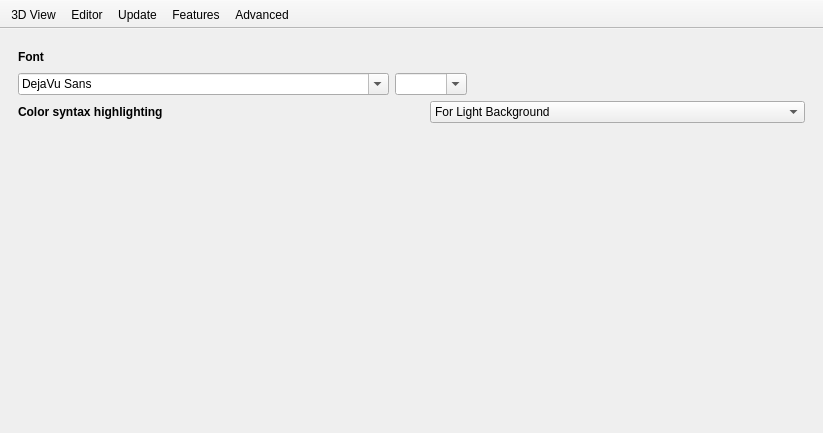
Old version of the form src/Preferences.ui in the repository openscad/openscad.
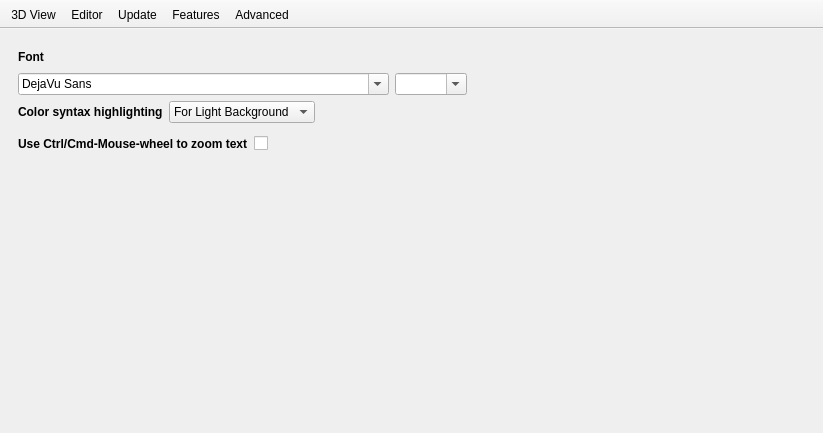
New version of the form. Icons and pictures are not drawn.

Commit message: disable ctrl-mouse-wheel zoom on Mac by default. add preference to toggle

```diff
--- a/src/Preferences.ui
+++ b/src/Preferences.ui
@@ -182,24 +182,14 @@
             </property>
            </widget>
           </item>
-          <item>
-           <spacer name="horizontalSpacer_3">
-            <property name="orientation">
-             <enum>Qt::Horizontal</enum>
-            </property>
-            <property name="sizeType">
-             <enum>QSizePolicy::Maximum</enum>
-            </property>
-            <property name="sizeHint" stdset="0">
-             <size>
-              <width>30</width>
-              <height>20</height>
-             </size>
-            </property>
-           </spacer>
-          </item>
           <item>
            <widget class="QComboBox" name="syntaxHighlight">
+            <property name="sizePolicy">
+             <sizepolicy hsizetype="Preferred" vsizetype="Fixed">
+              <horstretch>0</horstretch>
+              <verstretch>0</verstretch>
+             </sizepolicy>
+            </property>
             <item>
              <property name="text">
               <string>For Light Background</string>
@@ -217,6 +207,62 @@
             </item>
            </widget>
           </item>
+          <item>
+           <spacer name="horizontalSpacer_3">
+            <property name="orientation">
+             <enum>Qt::Horizontal</enum>
+            </property>
+            <property name="sizeType">
+             <enum>QSizePolicy::Expanding</enum>
+            </property>
+            <property name="sizeHint" stdset="0">
+             <size>
+              <width>30</width>
+              <height>20</height>
+             </size>
+            </property>
+           </spacer>
+          </item>
+         </layout>
+        </item>
+        <item>
+         <layout class="QHBoxLayout" name="mouseWheelZoomLayout">
+          <property name="topMargin">
+           <number>5</number>
+          </property>
+          <item>
+           <widget class="QLabel" name="label_11">
+            <property name="font">
+             <font>
+              <weight>75</weight>
+              <bold>true</bold>
+             </font>
+            </property>
+            <property name="text">
+             <string>Use Ctrl/Cmd-Mouse-wheel to zoom text</string>
+            </property>
+           </widget>
+          </item>
+          <item>
+           <widget class="QCheckBox" name="mouseWheelZoomBox">
+            <property name="text">
+             <string/>
+            </property>
+           </widget>
+          </item>
+          <item>
+           <spacer name="horizontalSpacer_6">
+            <property name="orientation">
+             <enum>Qt::Horizontal</enum>
+            </property>
+            <property name="sizeHint" stdset="0">
+             <size>
+              <width>40</width>
+              <height>20</height>
+             </size>
+            </property>
+           </spacer>
+          </item>
          </layout>
         </item>
         <item>
```
Left out of the diff: 6 changed lines with no effect on the pictures. The commit also changes 2 other files.
